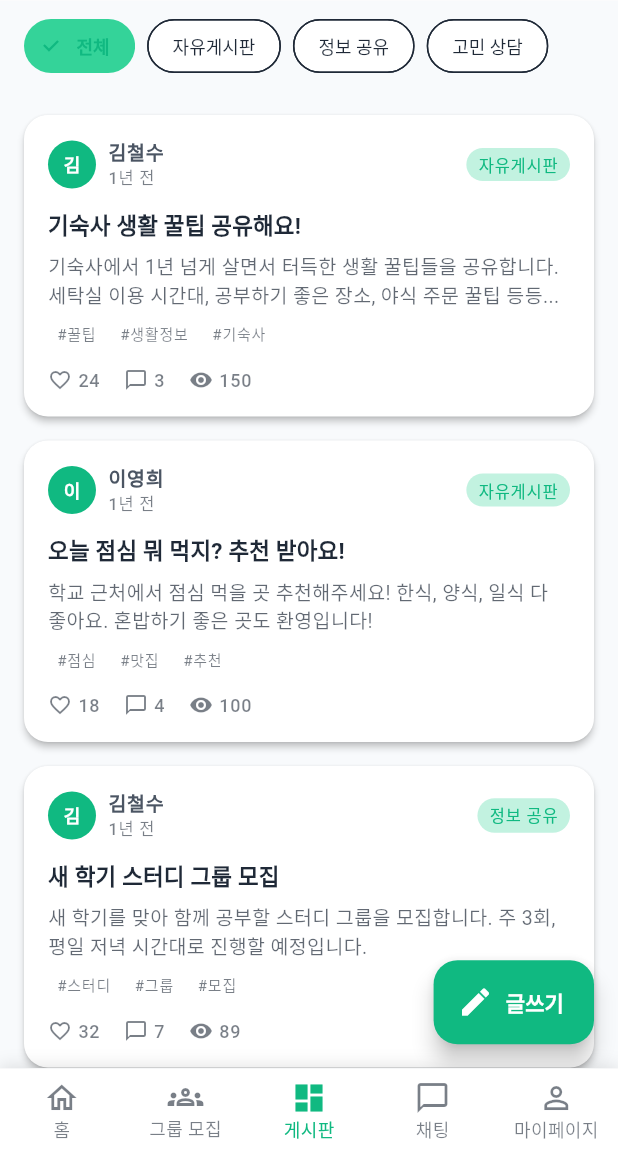
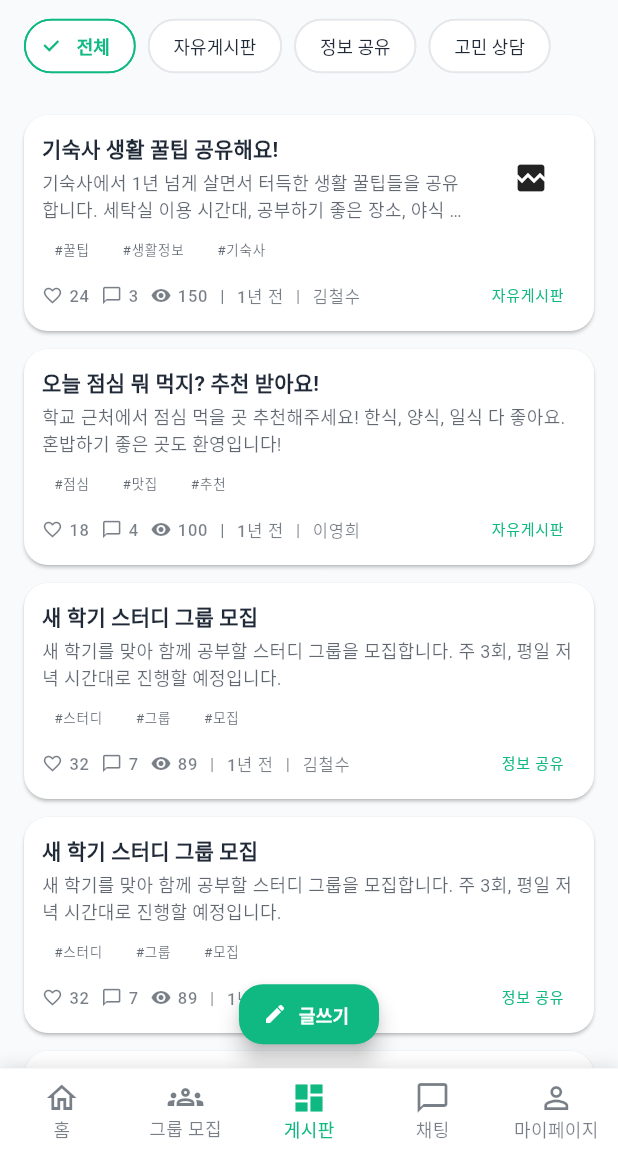
Before and after one commit to Dormitory-community/flutter, a Flutter app: the BoardsScreen screen opened by its route, on a phone screen of 412 x 824 dp, the part 83-1236 px from its top. Run offline on Flutter 3.47's test engine with Material 3 defaults, Android fonts, the phone set to English and light mode, and no system bars; our stand-ins replace flutter_riverpod, go_router, share_plus, shared_preferences, supabase_flutter, timeago; missing offline and left inert: kakao_flutter_sdk; accounts and stored records are empty; network calls fail; Roboto replaces fonts that are missing (Pretendard); statements that could not run were skipped.

Commit message:
refactor: post card 디자인 개선

```diff
--- a/lib/features/boards/screens/boards_screen.dart
+++ b/lib/features/boards/screens/boards_screen.dart
@@ -27,7 +27,8 @@ final postsProvider = StateProvider<List<PostListModel>>((ref) {
     PostListModel(
       id: '1',
       title: '기숙사 생활 꿀팁 공유해요!',
-      content: '기숙사에서 1년 넘게 살면서 터득한 생활 꿀팁들을 공유합니다. 세탁실 이용 시간대, 공부하기 좋은 장소, 야식 주문 꿀팁 등등...',
+      content:
+      '기숙사에서 1년 넘게 살면서 터득한 생활 꿀팁들을 공유합니다. 세탁실 이용 시간대, 공부하기 좋은 장소, 야식 주문 꿀팁 등등 알려줄수 있어요 저한테 쪽지 주시면 다양한 정보를 드르도록 하겠습니다.',
       author: mockUser1,
       createdAt: DateTime(2024, 7, 20, 10, 0, 0),
       updatedAt: DateTime(2024, 7, 20, 10, 0, 0),
@@ -36,11 +37,13 @@ final postsProvider = StateProvider<List<PostListModel>>((ref) {
       tags: ['꿀팁', '생활정보', '기숙사'],
       views: 150,
       commentsCount: 3,
+      thumbnailImage: "https://os.catdogeats.shop/images/cat_in_box.jpg",
     ),
     PostListModel(
       id: '2',
       title: '오늘 점심 뭐 먹지? 추천 받아요!',
-      content: '학교 근처에서 점심 먹을 곳 추천해주세요! 한식, 양식, 일식 다 좋아요. 혼밥하기 좋은 곳도 환영입니다!',
+      content:
+      '학교 근처에서 점심 먹을 곳 추천해주세요! 한식, 양식, 일식 다 좋아요. 혼밥하기 좋은 곳도 환영입니다!',
       author: mockUser2,
       createdAt: DateTime(2024, 7, 19, 12, 0, 0),
       updatedAt: DateTime(2024, 7, 19, 12, 0, 0),
@@ -53,7 +56,50 @@ final postsProvider = StateProvider<List<PostListModel>>((ref) {
     PostListModel(
       id: '3',
       title: '새 학기 스터디 그룹 모집',
-      content: '새 학기를 맞아 함께 공부할 스터디 그룹을 모집합니다. 주 3회, 평일 저녁 시간대로 진행할 예정입니다.',
+      content:
+      '새 학기를 맞아 함께 공부할 스터디 그룹을 모집합니다. 주 3회, 평일 저녁 시간대로 진행할 예정입니다.',
+      author: mockUser1,
+      createdAt: DateTime(2024, 7, 18, 15, 30, 0),
+      updatedAt: DateTime(2024, 7, 18, 15, 30, 0),
+      category: '정보 공유',
+      likes: 32,
+      tags: ['스터디', '그룹', '모집'],
+      views: 89,
+      commentsCount: 7,
+    ),
+    PostListModel(
+      id: '4',
+      title: '새 학기 스터디 그룹 모집',
+      content:
+      '새 학기를 맞아 함께 공부할 스터디 그룹을 모집합니다. 주 3회, 평일 저녁 시간대로 진행할 예정입니다.',
+      author: mockUser1,
+      createdAt: DateTime(2024, 7, 18, 15, 30, 0),
+      updatedAt: DateTime(2024, 7, 18, 15, 30, 0),
+      category: '정보 공유',
+      likes: 32,
+      tags: ['스터디', '그룹', '모집'],
+      views: 89,
+      commentsCount: 7,
+    ),
+    PostListModel(
+      id: '5',
+      title: '새 학기 스터디 그룹 모집',
+      content:
+      '새 학기를 맞아 함께 공부할 스터디 그룹을 모집합니다. 주 3회, 평일 저녁 시간대로 진행할 예정입니다.',
+      author: mockUser1,
+      createdAt: DateTime(2024, 7, 18, 15, 30, 0),
+      updatedAt: DateTime(2024, 7, 18, 15, 30, 0),
+      category: '정보 공유',
+      likes: 32,
+      tags: ['스터디', '그룹', '모집'],
+      views: 89,
+      commentsCount: 7,
+    ),
+    PostListModel(
+      id: '6',
+      title: '새 학기 스터디 그룹 모집',
+      content:
+      '새 학기를 맞아 함께 공부할 스터디 그룹을 모집합니다. 주 3회, 평일 저녁 시간대로 진행할 예정입니다.',
       author: mockUser1,
       createdAt: DateTime(2024, 7, 18, 15, 30, 0),
       updatedAt: DateTime(2024, 7, 18, 15, 30, 0),
@@ -71,9 +117,12 @@ final selectedCategoryProvider = StateProvider<String>((ref) => '전체');
 class BoardsScreen extends ConsumerWidget {
   const BoardsScreen({super.key});
 
+  static const double _maxContentWidth = 900; // 원하는 max width
+
   @override
   Widget build(BuildContext context, WidgetRef ref) {
     final posts = ref.watch(postsProvider);
+
     final selectedCategory = ref.watch(selectedCategoryProvider);
 
     final categories = ['전체', '자유게시판', '정보 공유', '고민 상담'];
@@ -86,8 +135,11 @@ class BoardsScreen extends ConsumerWidget {
       backgroundColor: Theme.of(context).colorScheme.background,
       body: Column(
         children: [
-          // Category Filter
-          Container(
+          // Category Filter (centered and constrained to max width)
+          Center(
+            child: ConstrainedBox(
+              constraints: const BoxConstraints(maxWidth: _maxContentWidth),
+              child: Container(
                 height: 60,
                 padding: const EdgeInsets.symmetric(vertical: 8),
                 child: ListView.builder(
@@ -107,8 +159,14 @@ class BoardsScreen extends ConsumerWidget {
                           ref.read(selectedCategoryProvider.notifier).state = category;
                         },
                         backgroundColor: Theme.of(context).colorScheme.surface,
-                    selectedColor: Theme.of(context).colorScheme.primaryContainer,
+                        selectedColor: Theme.of(context).colorScheme.surface,   // 선택시에도 배경 변화 없음
                         checkmarkColor: Theme.of(context).colorScheme.primary,
+                        side: BorderSide(
+                          color: isSelected
+                              ? Theme.of(context).colorScheme.primary // 선택 시 테두리 색
+                              : Theme.of(context).colorScheme.outline, // 비선택 시 테두리 색
+                          width: 1.2,
+                        ),
                         labelStyle: TextStyle(
                           color: isSelected
                               ? Theme.of(context).colorScheme.primary
@@ -118,6 +176,8 @@ class BoardsScreen extends ConsumerWidget {
                       ),
                     );
                   },
+                ),
+              ),
             ),
           ),
 
@@ -133,7 +193,12 @@ class BoardsScreen extends ConsumerWidget {
                 itemCount: filteredPosts.length,
                 itemBuilder: (context, index) {
                   final post = filteredPosts[index];
-                  return PostCard(
+
+                  // 각 카드 중앙 정렬 + 최대 너비 적용
+                  return Center(
+                    child: ConstrainedBox(
+                      constraints: const BoxConstraints(maxWidth: _maxContentWidth),
+                      child: PostCard(
                         post: post,
                         onTap: () {
                           context.push(
@@ -141,6 +206,9 @@ class BoardsScreen extends ConsumerWidget {
                           );
                         },
                         showCategory: selectedCategory == '전체',
+                        dense: true,
+                      ),
+                    ),
                   );
                 },
               ),
@@ -148,15 +216,18 @@ class BoardsScreen extends ConsumerWidget {
           ),
         ],
       ),
-      floatingActionButton: FloatingActionButton.extended(
-        onPressed: () {
-          _showWriteOptions(context);
-        },
-        icon: const Icon(Icons.edit),
-        label: const Text('글쓰기'),
+      floatingActionButton: SizedBox(
+        height: 40,                // 버튼 높이
+        // width 생략하면 내부 콘텐츠에 따라 결정
+        child: FloatingActionButton.extended(
+          onPressed: () => _showWriteOptions(context),
+          icon: const Icon(Icons.edit, size: 16),
+          label: const Text('글쓰기', style: TextStyle(fontSize: 12)),
           backgroundColor: Theme.of(context).colorScheme.primary,
           foregroundColor: Colors.white,
         ),
+      ),
+      floatingActionButtonLocation: FloatingActionButtonLocation.centerFloat,
     );
   }
 
@@ -246,11 +317,7 @@ class _WriteOptionTile extends StatelessWidget {
         padding: const EdgeInsets.all(16),
         decoration: BoxDecoration(
           border: Border.all(
-            color: Theme
-                .of(context)
-                .colorScheme
-                .outline
-                .withOpacity(0.3),
+            color: Theme.of(context).colorScheme.outline.withOpacity(0.3),
           ),
           borderRadius: BorderRadius.circular(12),
         ),
@@ -259,19 +326,12 @@ class _WriteOptionTile extends StatelessWidget {
             Container(
               padding: const EdgeInsets.all(12),
               decoration: BoxDecoration(
-                color: Theme
-                    .of(context)
-                    .colorScheme
-                    .primaryContainer
-                    .withOpacity(0.3),
+                color: Theme.of(context).colorScheme.primaryContainer.withOpacity(0.3),
                 borderRadius: BorderRadius.circular(8),
               ),
               child: Icon(
                 icon,
-                color: Theme
-                    .of(context)
-                    .colorScheme
-                    .primary,
+                color: Theme.of(context).colorScheme.primary,
                 size: 24,
               ),
             ),
@@ -282,27 +342,15 @@ class _WriteOptionTile extends StatelessWidget {
                 children: [
                   Text(
                     title,
-                    style: Theme
-                        .of(context)
-                        .textTheme
-                        .titleMedium
-                        ?.copyWith(
+                    style: Theme.of(context).textTheme.titleMedium?.copyWith(
                       fontWeight: FontWeight.w600,
                     ),
                   ),
                   const SizedBox(height: 4),
                   Text(
                     subtitle,
-                    style: Theme
-                        .of(context)
-                        .textTheme
-                        .bodySmall
-                        ?.copyWith(
-                      color: Theme
-                          .of(context)
-                          .colorScheme
-                          .onSurface
-                          .withOpacity(0.7),
+                    style: Theme.of(context).textTheme.bodySmall?.copyWith(
+                      color: Theme.of(context).colorScheme.onSurface.withOpacity(0.7),
                     ),
                   ),
                 ],
@@ -311,11 +359,7 @@ class _WriteOptionTile extends StatelessWidget {
             Icon(
               Icons.arrow_forward_ios,
               size: 16,
-              color: Theme
-                  .of(context)
-                  .colorScheme
-                  .onSurface
-                  .withOpacity(0.5),
+              color: Theme.of(context).colorScheme.onSurface.withOpacity(0.5),
             ),
           ],
         ),
--- a/lib/features/shared/widgets/post_card.dart
+++ b/lib/features/shared/widgets/post_card.dart
@@ -1,3 +1,4 @@
+import 'package:cached_network_image/cached_network_image.dart';
 import 'package:flutter/material.dart';
 import 'package:timeago/timeago.dart' as timeago;
 
@@ -8,21 +9,21 @@ class PostCard extends StatelessWidget {
     super.key,
     required this.post,
     this.onTap,
+    this.onCategoryTap,
     this.showCategory = false,
     this.dense = false,
   });
 
   final PostListModel post;
   final VoidCallback? onTap;
+  final VoidCallback? onCategoryTap; // 선택적: 카테고리 탭 콜백
   final bool showCategory;
   final bool dense;
 
   @override
   Widget build(BuildContext context) {
     return Card(
-      margin: dense
-          ? const EdgeInsets.only(bottom: 12)
-          : const EdgeInsets.only(bottom: 16),
+      margin: dense ? const EdgeInsets.only(bottom: 12) : const EdgeInsets.only(bottom: 16),
       elevation: dense ? 1 : 2,
       child: InkWell(
         onTap: onTap,
@@ -32,75 +33,16 @@ class PostCard extends StatelessWidget {
           child: Column(
             crossAxisAlignment: CrossAxisAlignment.start,
             children: [
-              // Header Row
+
+              // Title + Excerpt + Thumbnail row
               Row(
+                crossAxisAlignment: CrossAxisAlignment.start,
                 children: [
-                  // Author Avatar
-                  CircleAvatar(
-                    radius: dense ? 14 : 16,
-                    backgroundColor: Theme.of(context).colorScheme.primary,
-                    child: Text(
-                      post.author.initials,
-                      style: TextStyle(
-                        color: Colors.white,
-                        fontSize: dense ? 11 : 12,
-                        fontWeight: FontWeight.w600,
-                      ),
-                    ),
-                  ),
-
-                  const SizedBox(width: 8),
-
-                  // Author Name and Time
+                  // Text area
                   Expanded(
                     child: Column(
                       crossAxisAlignment: CrossAxisAlignment.start,
                       children: [
-                        Text(
-                          post.isAnonymous ? '익명' : post.author.displayName,
-                          style: Theme.of(context).textTheme.labelMedium?.copyWith(
-                            fontWeight: FontWeight.w600,
-                            fontSize: dense ? 12 : 13,
-                          ),
-                        ),
-                        Text(
-                          timeago.format(post.createdAt, locale: 'ko'),
-                          style: Theme.of(context).textTheme.labelSmall?.copyWith(
-                            color: Theme.of(context).colorScheme.onSurface.withOpacity(0.6),
-                            fontSize: dense ? 10 : 11,
-                          ),
-                        ),
-                      ],
-                    ),
-                  ),
-
-                  // Category Chip (if showCategory is true)
-                  if (showCategory) ...[
-                    const SizedBox(width: 8),
-                    Container(
-                      padding: const EdgeInsets.symmetric(
-                        horizontal: 8,
-                        vertical: 3,
-                      ),
-                      decoration: BoxDecoration(
-                        color: Theme.of(context).colorScheme.primaryContainer.withOpacity(0.3),
-                        borderRadius: BorderRadius.circular(12),
-                      ),
-                      child: Text(
-                        post.category,
-                        style: Theme.of(context).textTheme.labelSmall?.copyWith(
-                          color: Theme.of(context).colorScheme.primary,
-                          fontSize: dense ? 10 : 11,
-                          fontWeight: FontWeight.w500,
-                        ),
-                      ),
-                    ),
-                  ],
-                ],
-              ),
-
-              SizedBox(height: dense ? 8 : 12),
-
                         // Title
                         Text(
                           post.title,
@@ -114,7 +56,7 @@ class PostCard extends StatelessWidget {
 
                         SizedBox(height: dense ? 4 : 6),
 
-              // Content Excerpt
+                        // Excerpt
                         Text(
                           post.excerpt,
                           style: Theme.of(context).textTheme.bodyMedium?.copyWith(
@@ -125,27 +67,53 @@ class PostCard extends StatelessWidget {
                           maxLines: dense ? 2 : 3,
                           overflow: TextOverflow.ellipsis,
                         ),
+                      ],
+                    ),
+                  ),
+
+                  // Thumbnail on right when available
+                  if (post.thumbnailImage != null && post.thumbnailImage!.isNotEmpty) ...[
+                    SizedBox(width: dense ? 12 : 16),
+                    ClipRRect(
+                      borderRadius: BorderRadius.circular(6),
+                      child: CachedNetworkImage(
+                        imageUrl: post.thumbnailImage!,
+                        width: dense ? 60 : 80,
+                        height: dense ? 60 : 80,
+                        fit: BoxFit.cover,
+                        placeholder: (context, url) => Container(
+                          color: Theme.of(context).colorScheme.surfaceContainerHighest,
+                          child: const Center(
+                            child: SizedBox(width: 18, height: 18, child: CircularProgressIndicator(strokeWidth: 2)),
+                          ),
+                        ),
+                        errorWidget: (context, url, error) => Container(
+                          color: Theme.of(context).colorScheme.surfaceContainerHighest,
+                          child: const Icon(Icons.broken_image),
+                        ),
+                      ),
+                    ),
+                  ],
+                ],
+              ),
 
               // Tags (if available)
               if (post.tags.isNotEmpty) ...[
                 SizedBox(height: dense ? 6 : 8),
                 Wrap(
-                  spacing: 4,
-                  runSpacing: 4,
+                  spacing: 6,
+                  runSpacing: 6,
                   children: post.tags.take(3).map((tag) {
                     return Container(
-                      padding: const EdgeInsets.symmetric(
-                        horizontal: 6,
-                        vertical: 2,
-                      ),
+                      padding: const EdgeInsets.symmetric(horizontal: 8, vertical: 4),
                       decoration: BoxDecoration(
-                        color: Theme.of(context).colorScheme.surfaceVariant.withOpacity(0.5),
+                        color: Theme.of(context).colorScheme.surfaceContainerHighest.withOpacity(0.08),
                         borderRadius: BorderRadius.circular(8),
                       ),
                       child: Text(
                         '#$tag',
                         style: Theme.of(context).textTheme.labelSmall?.copyWith(
-                          color: Theme.of(context).colorScheme.onSurface.withOpacity(0.6),
+                          color: Theme.of(context).colorScheme.onSurface.withOpacity(0.7),
                           fontSize: dense ? 9 : 10,
                         ),
                       ),
@@ -156,8 +124,13 @@ class PostCard extends StatelessWidget {
 
               SizedBox(height: dense ? 8 : 12),
 
-              // Footer Row
+              // Footer: left (likes, comments, views | date | name) & right (category)
               Row(
+                crossAxisAlignment: CrossAxisAlignment.center,
+                children: [
+                  // Left side
+                  Expanded(
+                    child: Row(
                       children: [
                         // Likes
                         Icon(
@@ -174,7 +147,7 @@ class PostCard extends StatelessWidget {
                           ),
                         ),
 
-                  const SizedBox(width: 16),
+                        const SizedBox(width: 8),
 
                         // Comments
                         Icon(
@@ -191,7 +164,7 @@ class PostCard extends StatelessWidget {
                           ),
                         ),
 
-                  const SizedBox(width: 16),
+                        const SizedBox(width: 8),
 
                         // Views
                         Icon(
@@ -208,36 +181,72 @@ class PostCard extends StatelessWidget {
                           ),
                         ),
 
-                  const Spacer(),
+                        // Separator
+                        const SizedBox(width: 8),
+                        Text(
+                          '|',
+                          style: Theme.of(context).textTheme.labelSmall?.copyWith(
+                            color: Theme.of(context).colorScheme.onSurface.withOpacity(0.6),
+                            fontSize: dense ? 11 : 12,
+                          ),
+                        ),
+                        const SizedBox(width: 8),
 
-                  // Thumbnail Image (if available)
-                  if (post.thumbnailImage != null)
-                    ClipRRect(
-                      borderRadius: BorderRadius.circular(6),
-                      child: Container(
-                        width: dense ? 40 : 50,
-                        height: dense ? 40 : 50,
-                        color: Theme.of(context).colorScheme.surfaceVariant,
-                        child: const Icon(Icons.image, size: 20),
-                        // 실제 구현에서는 CachedNetworkImage 사용
-                        // child: CachedNetworkImage(
-                        //   imageUrl: post.thumbnailImage!,
-                        //   fit: BoxFit.cover,
-                        //   placeholder: (context, url) => Container(
-                        //     color: Theme.of(context).colorScheme.surfaceVariant,
-                        //     child: const Center(
-                        //       child: CircularProgressIndicator(strokeWidth: 2),
-                        //     ),
-                        //   ),
-                        //   errorWidget: (context, url, error) => Container(
-                        //     color: Theme.of(context).colorScheme.surfaceVariant,
-                        //     child: const Icon(Icons.broken_image),
-                        //   ),
-                        // ),
+                        // Date
+                        Text(
+                          timeago.format(post.createdAt, locale: 'ko'),
+                          style: Theme.of(context).textTheme.labelSmall?.copyWith(
+                            color: Theme.of(context).colorScheme.onSurface.withOpacity(0.6),
+                            fontSize: dense ? 11 : 12,
+                          ),
+                        ),
+
+                        // Separator
+                        const SizedBox(width: 8),
+                        Text(
+                          '|',
+                          style: Theme.of(context).textTheme.labelSmall?.copyWith(
+                            color: Theme.of(context).colorScheme.onSurface.withOpacity(0.6),
+                            fontSize: dense ? 11 : 12,
+                          ),
+                        ),
+                        const SizedBox(width: 8),
+
+                        // Author name
+                        Flexible(
+                          child: Text(
+                            post.isAnonymous ? '익명' : post.author.displayName,
+                            maxLines: 1,
+                            overflow: TextOverflow.ellipsis,
+                            style: Theme.of(context).textTheme.labelSmall?.copyWith(
+                              color: Theme.of(context).colorScheme.onSurface.withOpacity(0.6),
+                              fontSize: dense ? 11 : 12,
+                            ),
                           ),
                         ),
                       ],
                     ),
+                  ),
+
+                  // Right side: Category
+                  if (showCategory)
+                    Container(
+                      padding: const EdgeInsets.symmetric(horizontal: 8, vertical: 4),
+                      decoration: BoxDecoration(
+                        color: Theme.of(context).colorScheme.surfaceContainerHighest.withOpacity(0.08),
+                        borderRadius: BorderRadius.circular(10),
+                      ),
+                      child: Text(
+                        post.category,
+                          style: Theme.of(context).textTheme.labelSmall?.copyWith(
+                          color: Theme.of(context).colorScheme.primary,
+                          fontSize: dense ? 10 : 11,
+                          fontWeight: FontWeight.w500,
+                          ),
+                      ),
+                    ),
+                ],
+              )
             ],
           ),
         ),
```
Lines whose indentation alone changed are shown as unchanged.
